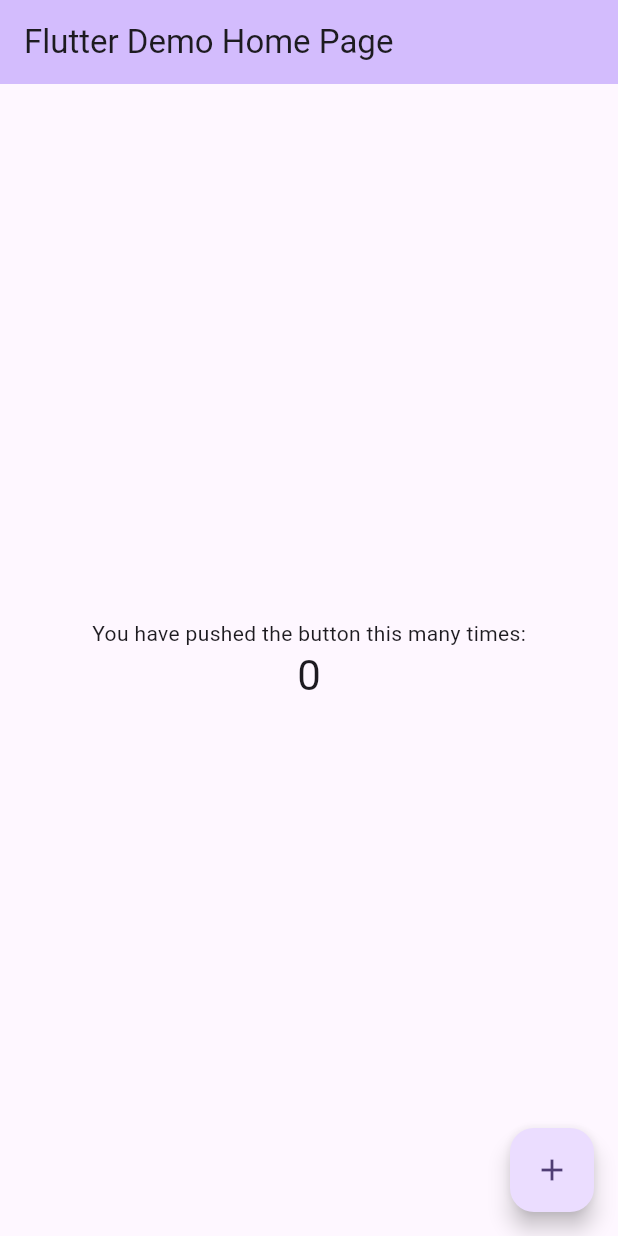
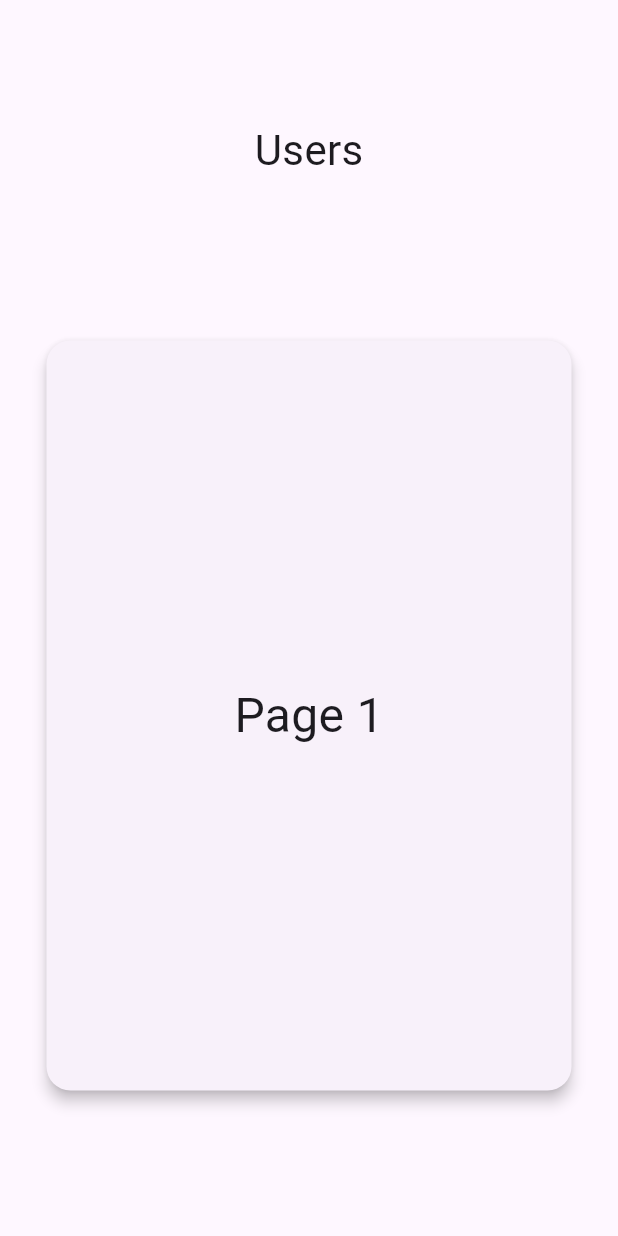
Before and after one commit to FrierensRing/FairShare, a Flutter app: the screen it shows after launch, on a phone screen of 412 x 824 dp. Run offline on Flutter 3.47's test engine with Material 3 defaults, Android fonts, the phone set to English and light mode, and no system bars.

Commit message:
add user cards

```diff
--- a/lib/main.dart
+++ b/lib/main.dart
@@ -30,11 +30,52 @@ class MyApp extends StatelessWidget {
         // tested with just a hot reload.
         colorScheme: ColorScheme.fromSeed(seedColor: Colors.deepPurple),
       ),
-      home: const MyHomePage(title: 'Flutter Demo Home Page'),
+      home: UserSwipeCards()
     );
   }
 }
 
+class UserSwipeCards extends StatelessWidget {
+  @override
+  Widget build(BuildContext context) {
+    return Scaffold(
+      body: Column(
+        children: [
+          SizedBox(height: 80), // Top spacing
+          Text(
+            "Users",
+            style: TextStyle(fontSize: 28),
+          ),
+          SizedBox(height: 10),
+          Expanded(
+            child: PageView.builder(
+              itemCount: 3,
+              itemBuilder: (context, index) {
+                return Center(
+                  child: Card(
+                    elevation: 4,
+                    shape: RoundedRectangleBorder(
+                      borderRadius: BorderRadius.circular(16),
+                    ),
+                    child: Container(
+                      width: 350,
+                      height: 500,
+                      alignment: Alignment.center,
+                      child: Text(
+                        "Page ${index + 1}",
+                        style: TextStyle(fontSize: 32),
+                      ),
+                    ),
+                  ),
+                );
+              },
+            ),
+          ),
+        ],
+      ),
+    );
+  }
+}
 class MyHomePage extends StatefulWidget {
   const MyHomePage({super.key, required this.title});
 
@@ -76,15 +117,7 @@ class _MyHomePageState extends State<MyHomePage> {
     // fast, so that you can just rebuild anything that needs updating rather
     // than having to individually change instances of widgets.
     return Scaffold(
-      appBar: AppBar(
-        // TRY THIS: Try changing the color here to a specific color (to
-        // Colors.amber, perhaps?) and trigger a hot reload to see the AppBar
-        // change color while the other colors stay the same.
-        backgroundColor: Theme.of(context).colorScheme.inversePrimary,
-        // Here we take the value from the MyHomePage object that was created by
-        // the App.build method, and use it to set our appbar title.
-        title: Text(widget.title),
-      ),
+
       body: Center(
         // Center is a layout widget. It takes a single child and positions it
         // in the middle of the parent.
@@ -116,6 +149,7 @@ class _MyHomePageState extends State<MyHomePage> {
         onPressed: _incrementCounter,
         tooltip: 'Increment',
         child: const Icon(Icons.add),
+        backgroundColor: Colors.orangeAccent,
       ), // This trailing comma makes auto-formatting nicer for build methods.
     );
   }
```
